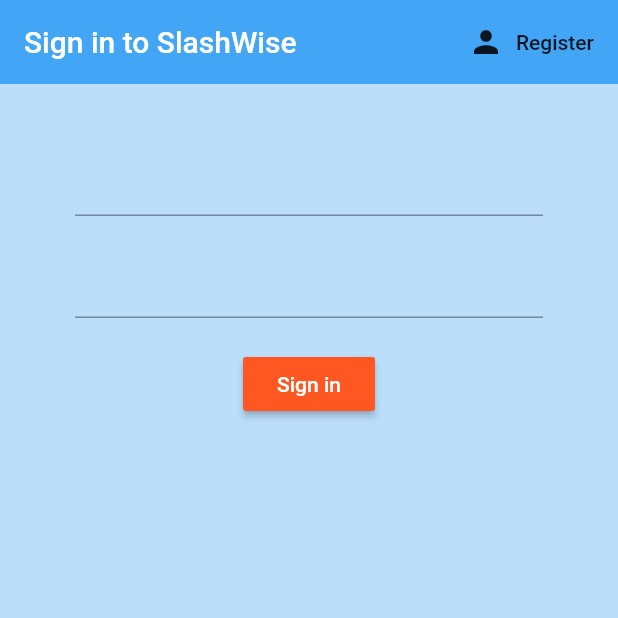
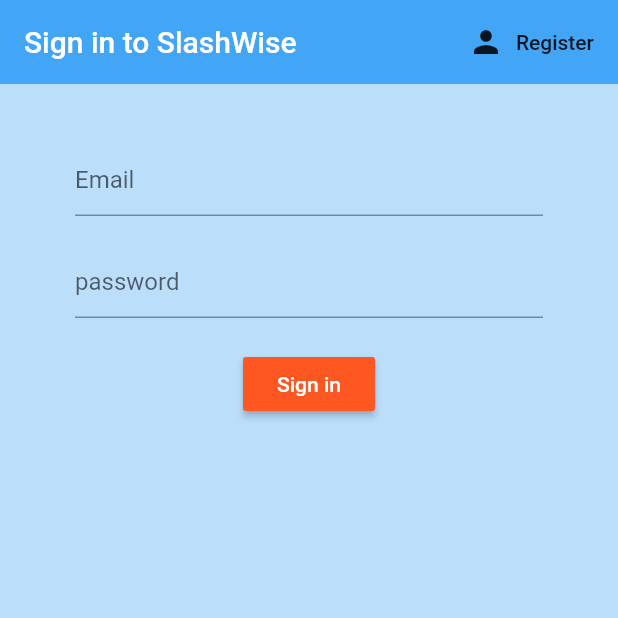
Before and after one commit to GuchiAtWork/SlashWise, a Flutter app: the screen it shows after launch, on a phone screen of 412 x 824 dp, the top half of it. Run offline on Flutter 3.47's test engine with Material 2 defaults, Android fonts, the light colour scheme and no system bars; our stand-ins replace firebase_auth; accounts and stored records are empty.

Commit message:
a slight fix input box

```diff
--- a/lib/screens/authenticate/register.dart
+++ b/lib/screens/authenticate/register.dart
@@ -42,6 +42,7 @@
               children: <Widget>[
                 SizedBox(height: 20.0),
                 TextFormField(
+                  decoration: InputDecoration(hintText: "Email"),
                   validator: (val) => val.isEmpty ? 'Enter an email' : null,
                   onChanged: (val) {
                     setState(() => email = val);
@@ -49,6 +50,7 @@
                 ),
                 SizedBox(height: 20.0),
                 TextFormField(
+                    decoration: InputDecoration(hintText: "password"),
                     obscureText: true,
                     validator: (val) => val.length < 6
                         ? 'Enter an password 6+ chars long'
--- a/lib/screens/authenticate/sign_in.dart
+++ b/lib/screens/authenticate/sign_in.dart
@@ -42,6 +42,7 @@
               children: <Widget>[
                 SizedBox(height: 20.0),
                 TextFormField(
+                  decoration: InputDecoration(hintText: "Email"),
                   validator: (val) => val.isEmpty ? 'Enter an email' : null,
                   onChanged: (val) {
                     setState(() => email = val);
@@ -49,6 +50,7 @@
                 ),
                 SizedBox(height: 20.0),
                 TextFormField(
+                    decoration: InputDecoration(hintText: "password"),
                     validator: (val) => val.length < 6
                         ? 'Enter an password 6+ chars long'
                         : null,
```
